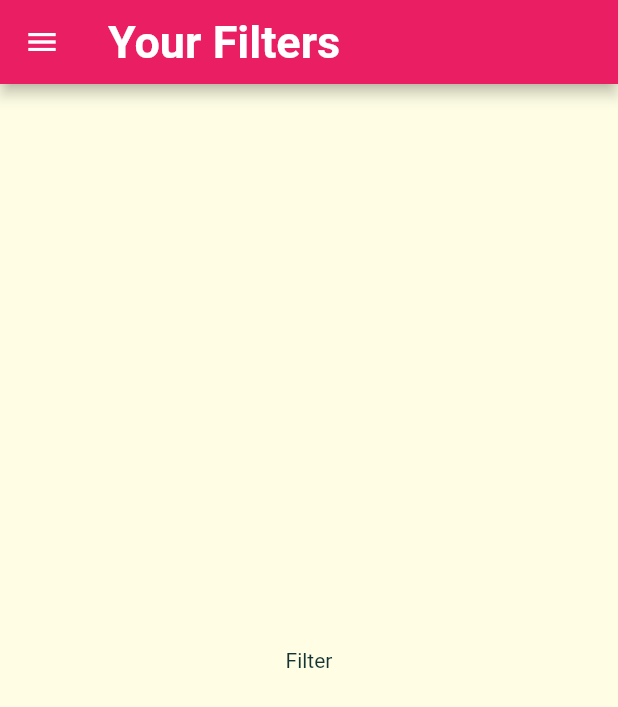
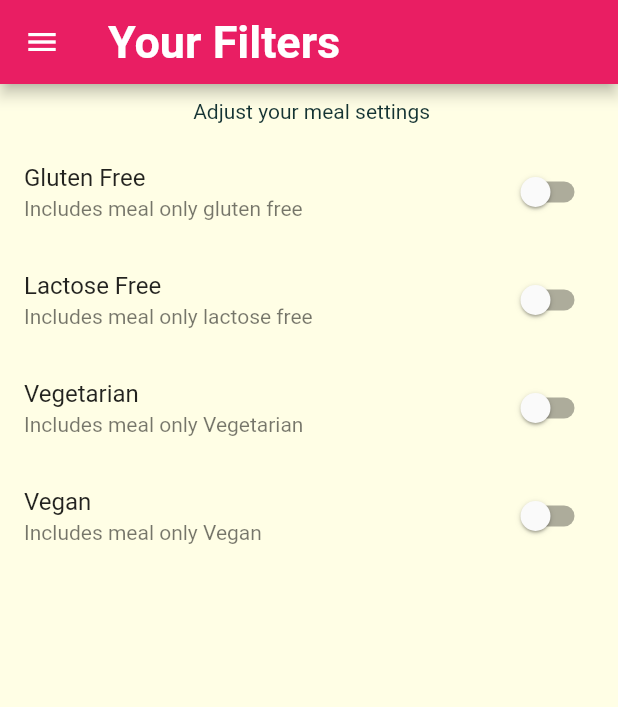
Before and after one commit to AmanPant777/meals_app, a Flutter app: the FilterScreen screen opened by its route, on a phone screen of 412 x 824 dp. Shown: the top 707 px of the screen. Run offline on Flutter 3.47's test engine with Material 2 defaults, Android fonts, the phone set to English and light mode, and no system bars.

Commit message:
add fliter in fliter screen

```diff
--- a/lib/screen/filter_screen.dart
+++ b/lib/screen/filter_screen.dart
@@ -1,17 +1,73 @@
 import 'package:flutter/material.dart';
 import 'package:meals_app/widgets/drawer.dart';
 
-class FilterScreen extends StatelessWidget {
+class FilterScreen extends StatefulWidget {
   static const routename = "/filters";
+
+  @override
+  _FilterScreenState createState() => _FilterScreenState();
+}
+
+class _FilterScreenState extends State<FilterScreen> {
+  bool _glutenFree = false;
+  bool _vegetarian = false;
+  bool _vegan = false;
+  bool _lactoseFree = false;
+
+  Widget _buildSwitch(String title, String description, bool currentValue,
+      Function(bool) _updateValue) {
+    return SwitchListTile(
+      title: Text(title),
+      value: currentValue,
+      onChanged: _updateValue,
+      subtitle: Text(description),
+    );
+  }
+
   @override
   Widget build(BuildContext context) {
     return Scaffold(
-      appBar: AppBar(title: Text('Your Filters'),
-      ),
-      drawer: MainDrawer(),
-      body: Center(
-        child: Text('Filter'),
-      ),
-    );
+        appBar: AppBar(
+          title: Text('Your Filters'),
+        ),
+        drawer: MainDrawer(),
+        body: Column(
+          children: [
+            Container(
+              padding: EdgeInsets.all(10),
+              child: Text(' Adjust your meal settings'),
+            ),
+            Expanded(
+                child: ListView(
+              children: [
+                _buildSwitch('Gluten Free', 'Includes meal only gluten free',
+                    _glutenFree, (newValue) {
+                  setState(() {
+                    _glutenFree = newValue;
+                  });
+                }),
+                  _buildSwitch('Lactose Free', 'Includes meal only lactose free',
+                    _lactoseFree, (newValue) {
+                  setState(() {
+                      _lactoseFree = newValue;
+                  });
+                }),
+                _buildSwitch('Vegetarian', 'Includes meal only Vegetarian',
+                    _vegetarian, (newValue) {
+                  setState(() {
+                    _vegetarian = newValue;
+                  });
+                }),
+                _buildSwitch('Vegan', 'Includes meal only Vegan',
+                    _vegan, (newValue) {
+                  setState(() {
+                    _vegan = newValue;
+                  });
+                })
+
+              ],
+            ))
+          ],
+        ));
   }
 }
```
